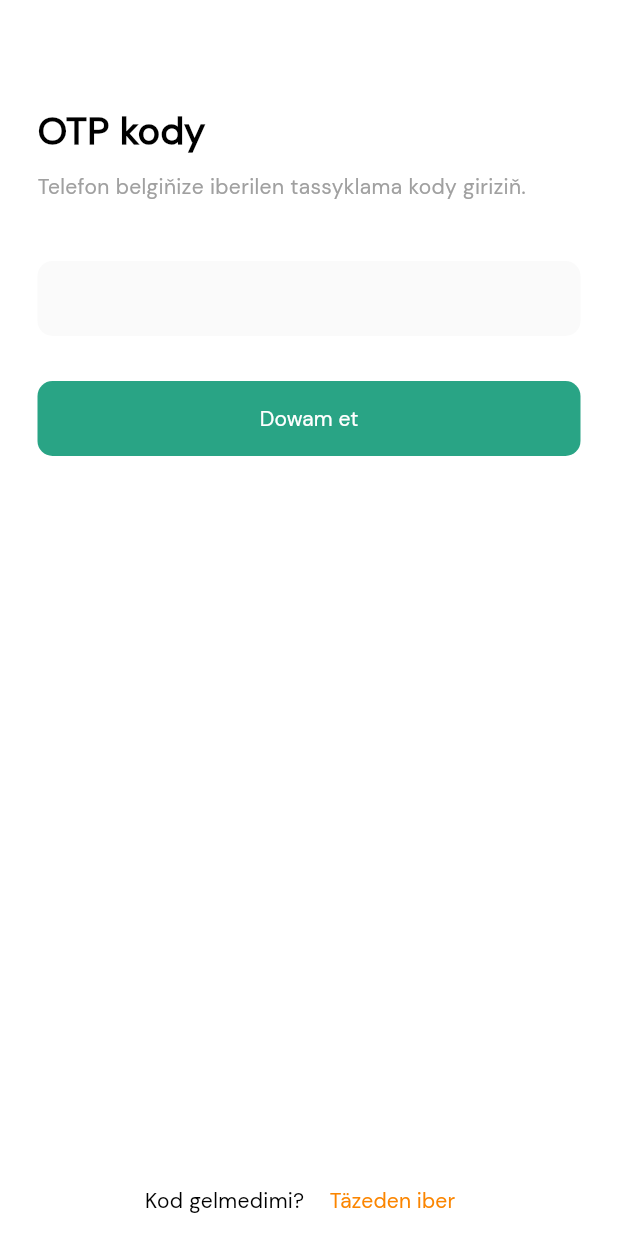
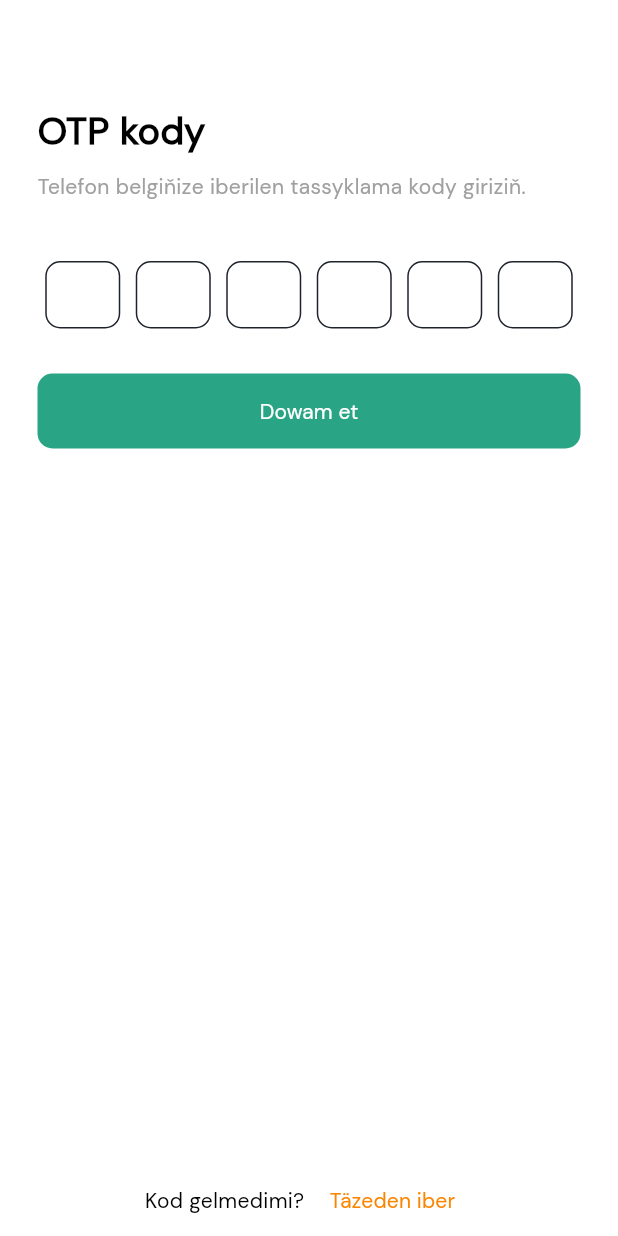
Before and after one commit to s0ld4t1k/apteka, a Flutter app: the OTP screen opened directly, on a phone screen of 412 x 824 dp. Run offline on Flutter 3.47's test engine with Material 3 defaults, Android fonts, the phone set to English and light mode, and no system bars; our stand-ins replace carousel_slider, dio, flutter_map, flutter_native_splash, flutter_secure_storage, flutter_slidable and 6 more; missing offline and left inert: flutter_barcode_scanner; accounts and stored records are empty; network calls fail; statements that could not run were skipped.

Commit message:
Mar 14, 17:26

```diff
--- a/lib/data/api/register.dart
+++ b/lib/data/api/register.dart
@@ -1,5 +1,6 @@
 import 'package:apte/data/user_model.dart';
 import 'package:apte/pages/main/mainPage.dart';
+import 'package:apte/widgets/langDictionary.dart';
 import 'package:dio/dio.dart';
 import 'package:flutter/material.dart';
 import 'package:flutter_secure_storage/flutter_secure_storage.dart';
@@ -8,6 +9,7 @@ import 'package:get/get.dart';
 import '../../widgets/colors.dart';
 
 String baseUrl = 'http://216.250.11.197:8000/api/v2/';
+
 Future<void> sendSMS(UserModel user) async {
   String url = 'http://216.250.11.197:8000/api/v2/send_sms/';
   try {
@@ -55,8 +57,8 @@ Future<void> register(UserModel userr, otp) async {
         Get.offAll(() => const MainPage());
       } else {
         Get.snackbar(
-          'Log In Error',
-          'Incorrect password',
+          locale[curLN]!['loginError']!,
+          locale[curLN]!['incorrectPassword']!,
           backgroundColor: red,
           colorText: Colors.white,
         );
--- a/lib/pages/registration/otp.dart
+++ b/lib/pages/registration/otp.dart
@@ -1,10 +1,11 @@
 import 'package:apte/data/api/register.dart';
 import 'package:apte/data/user_model.dart';
+import 'package:apte/widgets/otp_field.dart';
 import 'package:flutter/material.dart';
+import 'package:get/get.dart';
 
 import '../../widgets/colors.dart';
-
-TextEditingController otp = TextEditingController();
+import '../../widgets/langDictionary.dart';
 
 class OTP extends StatelessWidget {
   final UserModel userr;
@@ -23,47 +24,38 @@ class OTP extends StatelessWidget {
               crossAxisAlignment: CrossAxisAlignment.start,
               children: [
                 const SizedBox(height: 45),
-                const Text(
-                  'OTP kody',
+                Text(
+                  locale[curLN]!['otp']!,
                   style: TextStyle(
                     fontWeight: FontWeight.w700,
                     fontSize: 25,
                   ),
                 ),
                 const SizedBox(height: 8),
-                const Text(
-                  'Telefon belgiňize iberilen tassyklama kody giriziň.',
+                Text(
+                  locale[curLN]!['inputOtp']!,
                   style: TextStyle(
                     fontSize: 14,
                     color: Color.fromRGBO(160, 160, 160, 1),
                   ),
                 ),
                 const SizedBox(height: 40),
-                Container(
-                  padding:
-                      const EdgeInsets.symmetric(horizontal: 20, vertical: 16),
-                  height: 50,
-                  decoration: BoxDecoration(
-                    borderRadius: BorderRadius.circular(10),
-                    color: const Color.fromRGBO(250, 250, 250, 1),
-                  ),
-                  child: TextField(
-                    controller: otp,
-                    decoration: const InputDecoration(
-                        border:
-                            OutlineInputBorder(borderSide: BorderSide.none)),
-                  ),
-                ),
+                const OtpField(),
                 const SizedBox(height: 30),
-                ElevatedButton(
-                  style: ButtonStyle(
-                      minimumSize: MaterialStateProperty.all(
-                          const Size(double.infinity, 50))),
-                  onPressed: () {
-                    register(userr, int.tryParse(otp.text));
-                  },
-                  child: const Text('Dowam et'),
-                )
+                Obx(() {
+                  return ElevatedButton(
+                    style: ButtonStyle(
+                        minimumSize: MaterialStateProperty.all(
+                            const Size(double.infinity, 50))),
+                    onPressed: s.value.length == 6
+                        ? () {
+                            // print('object ${int.tryParse(s.value)}');
+                            register(userr, int.tryParse(s.value));
+                          }
+                        : null,
+                    child: Text(locale[curLN]!['continue']!),
+                  );
+                })
               ],
             ),
           ),
@@ -71,12 +63,12 @@ class OTP extends StatelessWidget {
         bottomNavigationBar: Row(
           mainAxisAlignment: MainAxisAlignment.center,
           children: [
-            const Text('Kod gelmedimi?'),
+            Text(locale[curLN]!['noCode']!),
             const SizedBox(width: 5),
             TextButton(
               onPressed: () {},
-              child: const Text(
-                'Täzeden iber',
+              child: Text(
+                locale[curLN]!['resend']!,
                 style: TextStyle(color: orange),
               ),
             )
--- a/lib/widgets/langDictionary.dart
+++ b/lib/widgets/langDictionary.dart
@@ -134,6 +134,30 @@ Map<String, Map<String, String>> locale = {
     'productCount': 'Haryt sany:',
     'cancel': 'Goýbolsun et',
     'continueShop': 'Söwda dowam et',
+    'newPasswordText1': 'Täze açarsözi dörediň!',
+    'newPasswordText2': 'Açarsözi azyndan 8 simwoldan ybarat bolmalydyr.',
+    'new': 'Täzele',
+    'noAccount': 'Hasabyňyz ýokmy?',
+    'createAccount': 'Hasap açyň',
+    'otp': 'OTP kody',
+    'inputOtp': 'Telefon belgiňize iberilen tassyklama kody giriziň.',
+    'continue': 'Dowam et',
+    'noCode': 'Kod gelmedimi?',
+    'resend': 'Täzeden iber',
+    'login': 'Ulgama girmek üçin maglumatlaryňyzy giriziň!',
+    'ulgamaGir': 'Ulgama gir',
+    'forgetPassword': 'Açar sözi unutdym',
+    'loginError': 'Ulgama girmek',
+    'incorrectPassword': 'Ýalňyş açarsöz',
+    'forgetPassword?': 'Açarsözi unutdyňyzmy?',
+    'inputTel':
+        'Alada etmäň! Hasabyňyz bilen baglanyşykly telefon belgini giriziň.',
+    'knowPassword?': 'Açasözi bilýaňizmi?',
+    'logAccount': 'Hasaba girmek',
+    'haveAccount?': 'Hasabyňyz barmy?',
+    'inputForAccount': 'Hasap açmak üçin maglumatlaryňyzy giriziň!',
+    'passwordError': 'Açarsözler deň bolmaly',
+    'passwordError2': 'Açarsöz ýalňyş',
   },
   'ru': {
     'searchHint': 'Введите название продукта',
@@ -266,6 +290,31 @@ Map<String, Map<String, String>> locale = {
     'productCount': 'Количество продуктов:',
     'cancel': 'Отменить',
     'continueShop': 'Продолжить покупки',
+    'newPasswordText1': 'Создайте новый пароль!',
+    'newPasswordText2': 'Пароль должен содержать не менее 8 символов.',
+    'new': 'Обновить',
+    'noAccount': 'Нет учетной записи?',
+    'createAccount': 'Создать учетную запись',
+    'otp': 'OTP-код',
+    'inputOtp':
+        'Введите код подтверждения, отправленный на ваш номер телефона.',
+    'continue': 'Продолжить',
+    'noCode': 'Код не получен?',
+    'resend': 'Повторно отправить',
+    'login': 'Введите свои учетные данные для входа!',
+    'ulgamaGir': 'Войти',
+    'forgetPassword': 'Забыли пароль',
+    'loginError': 'Ошибка входа',
+    'incorrectPassword': 'Неправильный пароль',
+    'forgetPassword?': 'Забыли пароль?',
+    'inputTel':
+        'Не волнуйся! Введите номер телефона, связанный с вашей учетной записью.',
+    'knowPassword?': 'Вы знаете пароль?',
+    'logAccount': 'Войти',
+    'haveAccount?': 'У вас есть учетная запись?',
+    'inputForAccount': 'Введите свои данные, чтобы открыть счет!',
+    'passwordError': 'Пароли должны совпадать',
+    'passwordError2': 'Ошибка пароля',
   },
   'en': {
     'searchHint': 'Enter the product name',
@@ -396,5 +445,29 @@ Map<String, Map<String, String>> locale = {
     'productCount': 'Number of products:',
     'cancel': 'Cancel',
     'continueShop': 'Continue shopping',
+    'newPasswordText1': 'Create a new password!',
+    'newPasswordText2': 'Password must be at least 8 characters long.',
+    'new': 'Refresh',
+    'noAccount': 'Don\'t have an account?',
+    'createAccount': 'Create Account',
+    'otp': 'OTP Code',
+    'inputOtp': 'Enter the verification code sent to your phone number.',
+    'continue': 'Continue',
+    'noCode': 'No code received?',
+    'resend': 'Resend',
+    'login': 'Enter your credentials to login!',
+    'ulgamaGir': 'Login',
+    'forgetPassword': 'Forgot Password',
+    'loginError': 'Log In Error',
+    'incorrectPassword': 'Incorrect password',
+    'forgetPassword?': 'Forgot Password?',
+    'inputTel':
+        'Don\'t worry! Enter the phone number associated with your account.',
+    'knowPassword?': 'Do you know the password?',
+    'logAccount': 'Login',
+    'haveAccount?': 'Do you have an account?',
+    'inputForAccount': 'Enter your details to open an account!',
+    'passwordError': 'Passwords must match',
+    'passwordError2': 'Password error',
   },
 };
--- /dev/null
+++ b/lib/widgets/otp_field.dart
@@ -0,0 +1,195 @@
+import 'package:flutter/material.dart';
+import 'package:get/get.dart';
+
+FocusNode fc0 = FocusNode();
+FocusNode fc1 = FocusNode();
+FocusNode fc2 = FocusNode();
+FocusNode fc3 = FocusNode();
+FocusNode fc4 = FocusNode();
+FocusNode fc5 = FocusNode();
+RxString s = ''.obs;
+
+class OtpField extends StatelessWidget {
+  const OtpField({super.key});
+
+  @override
+  Widget build(BuildContext context) {
+    return Row(
+      mainAxisAlignment: MainAxisAlignment.spaceAround,
+      children: [
+        GestureDetector(
+          onTap: () => FocusScope.of(context).requestFocus(fc0),
+          child: Container(
+            decoration: BoxDecoration(
+              border: Border.all(color: Color.fromRGBO(30, 35, 44, 1)),
+              borderRadius: BorderRadius.circular(10),
+            ),
+            padding: EdgeInsets.symmetric(horizontal: 18),
+            width: 50,
+            alignment: Alignment.center,
+            height: 45,
+            child: TextField(
+              focusNode: fc0,
+              maxLength: 1,
+              textInputAction: TextInputAction.next,
+              onChanged: (value) {
+                if (value != '') {
+                  s.value += value;
+                  FocusScope.of(context).requestFocus(fc1);
+                }
+              },
+              decoration: InputDecoration(
+                counterText: '',
+                border: OutlineInputBorder(borderSide: BorderSide.none),
+                contentPadding: EdgeInsets.all(0),
+              ),
+            ),
+          ),
+        ),
+        GestureDetector(
+          onTap: () => FocusScope.of(context).requestFocus(fc1),
+          child: Container(
+            decoration: BoxDecoration(
+              border: Border.all(color: Color.fromRGBO(30, 35, 44, 1)),
+              borderRadius: BorderRadius.circular(10),
+            ),
+            padding: EdgeInsets.symmetric(horizontal: 18),
+            width: 50,
+            alignment: Alignment.center,
+            height: 45,
+            child: TextField(
+              focusNode: fc1,
+              maxLength: 1,
+              textInputAction: TextInputAction.next,
+              onChanged: (value) {
+                if (value != '') {
+                  s.value += value;
+                  FocusScope.of(context).requestFocus(fc2);
+                }
+              },
+              decoration: InputDecoration(
+                counterText: '',
+                border: OutlineInputBorder(borderSide: BorderSide.none),
+                contentPadding: EdgeInsets.all(0),
+              ),
+            ),
+          ),
+        ),
+        GestureDetector(
+          onTap: () => FocusScope.of(context).requestFocus(fc2),
+          child: Container(
+            decoration: BoxDecoration(
+              border: Border.all(color: Color.fromRGBO(30, 35, 44, 1)),
+              borderRadius: BorderRadius.circular(10),
+            ),
+            padding: EdgeInsets.symmetric(horizontal: 18),
+            width: 50,
+            alignment: Alignment.center,
+            height: 45,
+            child: TextField(
+              focusNode: fc2,
+              maxLength: 1,
+              textInputAction: TextInputAction.next,
+              onChanged: (value) {
+                if (value != '') {
+                  s.value += value;
+                  FocusScope.of(context).requestFocus(fc3);
+                }
+              },
+              decoration: InputDecoration(
+                counterText: '',
+                border: OutlineInputBorder(borderSide: BorderSide.none),
+                contentPadding: EdgeInsets.all(0),
+              ),
+            ),
+          ),
+        ),
+        GestureDetector(
+          onTap: () => FocusScope.of(context).requestFocus(fc3),
+          child: Container(
+            decoration: BoxDecoration(
+              border: Border.all(color: Color.fromRGBO(30, 35, 44, 1)),
+              borderRadius: BorderRadius.circular(10),
+            ),
+            padding: EdgeInsets.symmetric(horizontal: 18),
+            width: 50,
+            alignment: Alignment.center,
+            height: 45,
+            child: TextField(
+              focusNode: fc3,
+              maxLength: 1,
+              textInputAction: TextInputAction.next,
+              onChanged: (value) {
+                if (value != '') {
+                  s.value += value;
+                  FocusScope.of(context).requestFocus(fc4);
+                }
+              },
+              decoration: InputDecoration(
+                counterText: '',
+                border: OutlineInputBorder(borderSide: BorderSide.none),
+                contentPadding: EdgeInsets.all(0),
+              ),
+            ),
+          ),
+        ),
+        GestureDetector(
+          onTap: () => FocusScope.of(context).requestFocus(fc4),
+          child: Container(
+            decoration: BoxDecoration(
+              border: Border.all(color: Color.fromRGBO(30, 35, 44, 1)),
+              borderRadius: BorderRadius.circular(10),
+            ),
+            padding: EdgeInsets.symmetric(horizontal: 18),
+            width: 50,
+            alignment: Alignment.center,
+            height: 45,
+            child: TextField(
+              focusNode: fc4,
+              maxLength: 1,
+              textInputAction: TextInputAction.next,
+              onChanged: (value) {
+                if (value != '') {
+                  s.value += value;
+                  FocusScope.of(context).requestFocus(fc5);
+                }
+              },
+              decoration: InputDecoration(
+                counterText: '',
+                border: OutlineInputBorder(borderSide: BorderSide.none),
+                contentPadding: EdgeInsets.all(0),
+              ),
+            ),
+          ),
+        ),
+        GestureDetector(
+          onTap: () => FocusScope.of(context).requestFocus(fc5),
+          child: Container(
+            decoration: BoxDecoration(
+              border: Border.all(color: Color.fromRGBO(30, 35, 44, 1)),
+              borderRadius: BorderRadius.circular(10),
+            ),
+            padding: EdgeInsets.symmetric(horizontal: 18),
+            width: 50,
+            alignment: Alignment.center,
+            height: 45,
+            child: TextField(
+              focusNode: fc5,
+              maxLength: 1,
+              textInputAction: TextInputAction.done,
+              onChanged: (value) {
+                s.value += value;
+                FocusScope.of(context).requestFocus(FocusNode());
+              },
+              decoration: InputDecoration(
+                counterText: '',
+                border: OutlineInputBorder(borderSide: BorderSide.none),
+                contentPadding: EdgeInsets.all(0),
+              ),
+            ),
+          ),
+        ),
+      ],
+    );
+  }
+}
```
Also changed, not shown: lib/pages/registration/new_password.dart (+16 -12 lines), lib/pages/registration/registration.dart (+11 -10 lines), lib/pages/registration/reset_password.dart (+13 -10 lines), lib/pages/registration/sign_in.dart (+12 -10 lines).
